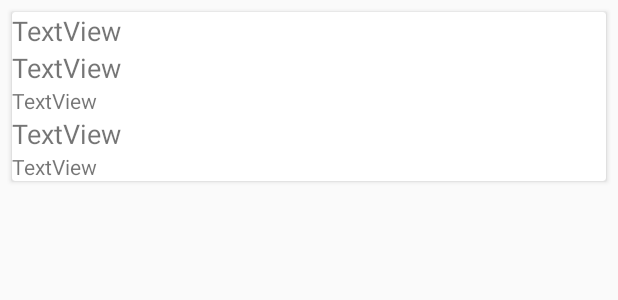
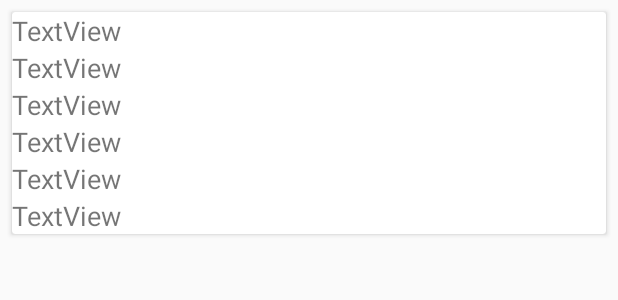
Before and after one commit to Rosid10/LatihanAsynctask, an Android app: the layout card_view.xml on its own in the app's theme, with its tools: preview values and no code run, on a phone screen of 412 x 824 dp. Shown: the top 300 px of the screen. Run offline under Robolectric (Android 15) with nearby library versions, the phone set to English and light mode, and no system bars.

Commit message:
first Async

```diff
--- a/app/src/main/java/com/rosid/androidasynctask/asynctaskAdapter.java
+++ b/app/src/main/java/com/rosid/androidasynctask/asynctaskAdapter.java
@@ -33,6 +33,7 @@ public class asynctaskAdapter extends RecyclerView.Adapter<asynctaskAdapter.Usse
         holder.txtusername.setText(dataList.get(position).getUsername());
         holder.txtEmail.setText(dataList.get(position).getEmail());
         holder.txtAddr.setText(dataList.get(position).getAddr());
+        holder.txtge.setText(dataList.get(position).getGe());
 
     }
     @Override
@@ -41,7 +42,7 @@ public class asynctaskAdapter extends RecyclerView.Adapter<asynctaskAdapter.Usse
     }
 
     public class UsserViewHolder extends RecyclerView.ViewHolder{
-        private TextView txtID, txtNama, txtusername, txtEmail, txtAddr;
+        private TextView txtID, txtNama, txtusername, txtEmail, txtAddr, txtge;
 
         public UsserViewHolder(View itemView) {
             super(itemView);
@@ -50,6 +51,7 @@ public class asynctaskAdapter extends RecyclerView.Adapter<asynctaskAdapter.Usse
             txtusername = (TextView) itemView.findViewById(R.id.textUsername);
             txtEmail = (TextView) itemView.findViewById(R.id.textEmail);
             txtAddr = (TextView) itemView.findViewById(R.id.textAddr);
+            txtge = (TextView) itemView.findViewById(R.id.textGe);
         }
     }
 }
--- a/app/src/main/res/layout/card_view.xml
+++ b/app/src/main/res/layout/card_view.xml
@@ -1,6 +1,7 @@
 <?xml version="1.0" encoding="utf-8"?>
 
 <android.support.v7.widget.CardView xmlns:android="http://schemas.android.com/apk/res/android"
+    xmlns:app="http://schemas.android.com/apk/res-auto"
     android:layout_width="match_parent"
     android:layout_height="wrap_content"
     android:layout_marginStart="8dp"
@@ -33,7 +34,8 @@
             android:id="@+id/textUsername"
             android:layout_width="match_parent"
             android:layout_height="wrap_content"
-            android:text="TextView" />
+            android:text="TextView"
+            android:textSize="18sp" />
 
         <TextView
             android:id="@+id/textEmail"
@@ -46,7 +48,15 @@
             android:id="@+id/textAddr"
             android:layout_width="match_parent"
             android:layout_height="wrap_content"
-            android:text="TextView" />
+            android:text="TextView"
+            android:textSize="18sp" />
+
+        <TextView
+            android:id="@+id/textGe"
+            android:layout_width="match_parent"
+            android:layout_height="wrap_content"
+            android:text="TextView"
+            android:textSize="18sp" />
     </LinearLayout>
 
 </android.support.v7.widget.CardView>
```
Also changed, not shown: app/src/main/java/com/rosid/androidasynctask/MainActivity.java (+23 -7 lines), app/src/main/java/com/rosid/androidasynctask/usserAsynctask.java (+26 -6 lines).
